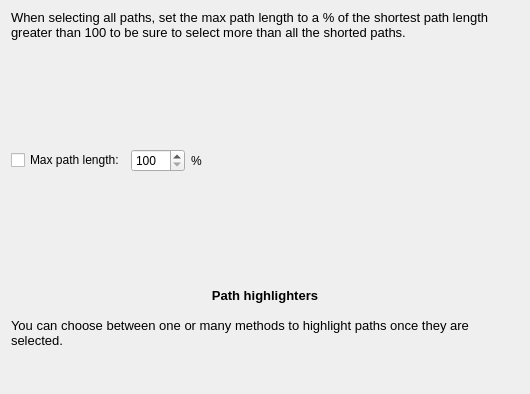
Tulip-Dev/tulip, file plugins/interactor/PathFinder/designer/PathFinderConfiguration.ui: the form before one commit; both pictures show x 0 to 530 and y 438 to 832 of the 530 by 832 pixel window.
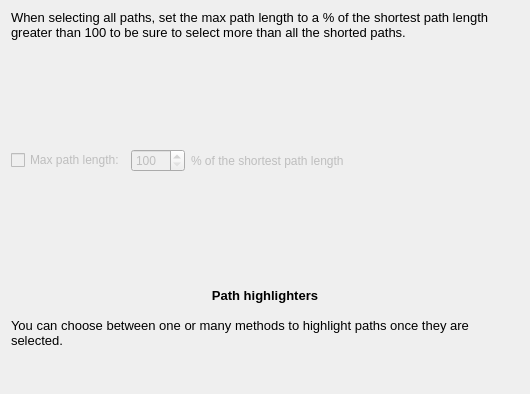
The form after the commit.

Commit message: add tlp::selectShortestPaths(Graph*, node, node, ...) in GraphTools + cleanup and performance improvements for path finder interactor

Patch:
```diff
--- a/plugins/interactor/PathFinder/designer/PathFinderConfiguration.ui
+++ b/plugins/interactor/PathFinder/designer/PathFinderConfiguration.ui
@@ -168,6 +168,9 @@
      </property>
      <item>
       <widget class="QCheckBox" name="toleranceCheck">
+       <property name="enabled">
+        <bool>false</bool>
+       </property>
        <property name="text">
         <string>Max path length:</string>
        </property>
@@ -175,6 +178,9 @@
      </item>
      <item>
       <widget class="QSpinBox" name="toleranceSpin">
+       <property name="enabled">
+        <bool>false</bool>
+       </property>
        <property name="minimum">
         <number>100</number>
        </property>
@@ -187,9 +193,12 @@
       </widget>
      </item>
      <item>
-      <widget class="QLabel" name="label_6">
+      <widget class="QLabel" name="tolerancePercentLabel">
+       <property name="enabled">
+        <bool>false</bool>
+       </property>
        <property name="text">
-        <string>%</string>
+        <string>% of the shortest path length</string>
        </property>
       </widget>
      </item>
```
The commit also changes 16 other files.
